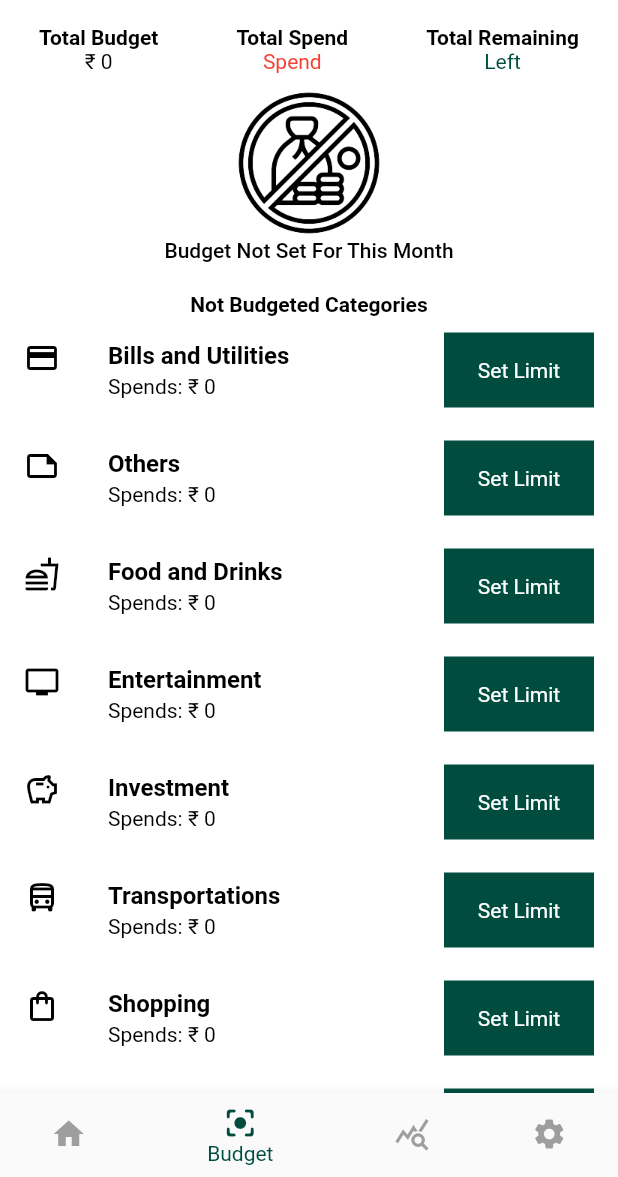
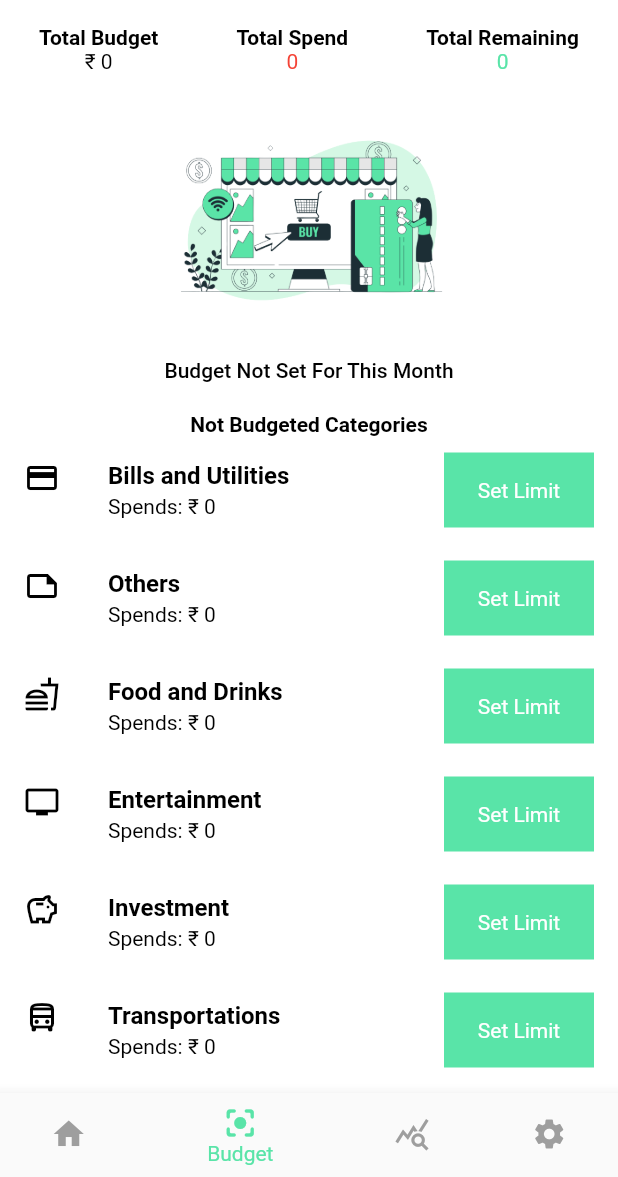
Before and after one commit to Shahabas008/Expense-Tracker, a Flutter app: the screen it shows after launch, item 2 of the bottom bar chosen, on a phone screen of 412 x 824 dp, the part 59-1236 px from its top. Run offline on Flutter 3.47's test engine with Material 2 defaults, Android fonts, the phone set to English and light mode, and no system bars; our stand-ins replace pie_chart.

Commit message:
ADDING-FEATURES

```diff
--- a/lib/UI/addBugdet/addBudgetprovider.dart
+++ b/lib/UI/addBugdet/addBudgetprovider.dart
@@ -107,21 +107,39 @@ class AddBudgetProvider extends ChangeNotifier {
         false, 4, 'Business', Colors.yellowAccent, Icons.euro_outlined),
   ];
 
-  //making the container change the color.
-  int selectedIndex = 0;
+  //INCOME SECTION
+  int incomeSelectedIndex = 0;
+  String incomeCategoryName = '';
+  IconData incomeIconOfCategory = Icons.abc;
+
+  void incomeSelectedContainerColorChange(int newIndex) {
+    incomeSelectedIndex = newIndex;
+    if (newIndex >= 0 && newIndex < incomeContainerList.length) {
+      for (int i = 0; i < incomeContainerList.length; i++) {
+        incomeContainerList[i].boolean = false;
+      }
+      incomeContainerList[newIndex].boolean = true;
+      incomeCategoryName = incomeContainerList[newIndex].text;
+      incomeIconOfCategory = incomeContainerList[newIndex].icon;
+      notifyListeners();
+    }
+  }
+
+//EXPENSE SECTION
+  int expenseSelectedIndex = 0;
   String expenseCategoryName = '';
-  String incomeCategoryName = '';
-  IconData iconOfCategory = Icons.abc;
+  IconData expenseIconOfCategory = Icons.abc;
 
-  void selectedContainerColorChange(int newIndex) {
-    selectedIndex = newIndex;
-    for (int i = 0; i < expenseContainerList.length; i++) {
-      expenseContainerList[i].boolean = false;
+  void expenseSelectedContainerColorChange(int newIndex) {
+    expenseSelectedIndex = newIndex;
+    if (newIndex >= 0 && newIndex < expenseContainerList.length) {
+      for (int i = 0; i < expenseContainerList.length; i++) {
+        expenseContainerList[i].boolean = false;
+      }
+      expenseContainerList[newIndex].boolean = true;
+      expenseCategoryName = expenseContainerList[newIndex].text;
+      expenseIconOfCategory = expenseContainerList[newIndex].icon;
+      notifyListeners();
     }
-    expenseContainerList[newIndex].boolean = true;
-    expenseCategoryName = expenseContainerList[newIndex].text;
-    incomeCategoryName = incomeContainerList[newIndex].text;
-    iconOfCategory =  incomeContainerList[newIndex].icon;
-    notifyListeners();
   }
 }
--- a/lib/UI/budget/budget_model.dart
+++ b/lib/UI/budget/budget_model.dart
@@ -2,8 +2,9 @@ import 'package:flutter/cupertino.dart';
 
 class BudgetModel {
   int setLimitvalue;
+  int spendAmount;
   String categories;
   bool isBudgeted;
   IconData icon;
-  BudgetModel(this.setLimitvalue, this.categories, this.isBudgeted, this.icon);
+  BudgetModel(this.setLimitvalue,this.spendAmount, this.categories, this.isBudgeted, this.icon);
 }
--- a/lib/UI/budget/budget_provider.dart
+++ b/lib/UI/budget/budget_provider.dart
@@ -1,9 +1,10 @@
+import 'dart:developer';
+
 import 'package:flutter/material.dart';
 import 'budget_model.dart';
 
 class BudgetProvider extends ChangeNotifier {
   //VARIABLES
-
   int totalBudget = 0;
   int totalSpend = 0;
   int totalRemaining = 0;
@@ -11,18 +12,18 @@ class BudgetProvider extends ChangeNotifier {
 
   List<BudgetModel> budgetedList = [];
   List<BudgetModel> nonBudgetedList = [
-    BudgetModel(0, "Bills and Utilities", false, Icons.payment_outlined),
-    BudgetModel(0, "Others", false, Icons.note_outlined),
-    BudgetModel(0, "Food and Drinks", false, Icons.fastfood_outlined),
-    BudgetModel(0, "Entertainment", false, Icons.tv),
-    BudgetModel(0, "Investment", false, Icons.savings_outlined),
-    BudgetModel(0, "Transportations", false, Icons.directions_bus_outlined),
-    BudgetModel(0, "Shopping", false, Icons.shopping_bag_outlined),
-    BudgetModel(0, "Medical", false, Icons.medical_services_outlined),
-    BudgetModel(0, "Education", false, Icons.school_outlined),
-    BudgetModel(0, "Gifts and Donations", false, Icons.card_giftcard_outlined),
-    BudgetModel(0, "Insurance", false, Icons.newspaper_outlined),
-    BudgetModel(0, "Taxes", false, Icons.money_off_csred_outlined),
+    BudgetModel(0,0, "Bills and Utilities", false, Icons.payment_outlined),
+    BudgetModel(0,0, "Others", false, Icons.note_outlined),
+    BudgetModel(0,0, "Food and Drinks", false, Icons.fastfood_outlined),
+    BudgetModel(0,0, "Entertainment", false, Icons.tv),
+    BudgetModel(0,0, "Investment", false, Icons.savings_outlined),
+    BudgetModel(0,0, "Transportations", false, Icons.directions_bus_outlined),
+    BudgetModel(0,0, "Shopping", false, Icons.shopping_bag_outlined),
+    BudgetModel(0,0, "Medical", false, Icons.medical_services_outlined),
+    BudgetModel(0,0, "Education", false, Icons.school_outlined),
+    BudgetModel(0,0, "Gifts and Donations", false, Icons.card_giftcard_outlined),
+    BudgetModel(0,0, "Insurance", false, Icons.newspaper_outlined),
+    BudgetModel(0,0, "Taxes", false, Icons.money_off_csred_outlined),
   ];
   List<BudgetModel> setLimit = [];
 
@@ -81,4 +82,22 @@ class BudgetProvider extends ChangeNotifier {
     totalBudget = budgetedList.fold(0, (sum, item) => sum + item.setLimitvalue);
     notifyListeners();
   }
+
+  //function for the total remaining and total spend
+  void totalRemSpend( String categoryName, {int? spendAmount, int? remAmount})  {
+    final int actualSpendAmount = spendAmount ?? 0;
+    final int actualRemAmount = remAmount ?? 0;
+    log(actualSpendAmount.toString(),name: "spendAmount");
+    log(actualRemAmount.toString(),name: "remaining amount");
+    log(categoryName);
+    totalSpend = totalSpend + actualSpendAmount ;
+    totalRemaining = totalBudget - totalSpend;
+    for(int i=0 ; i < budgetedList.length ; i++){
+      if(  categoryName == budgetedList[i].categories){
+        budgetedList[i].spendAmount =  budgetedList[i].spendAmount - actualSpendAmount;
+        budgetedList[i].setLimitvalue = budgetedList[i].spendAmount - actualSpendAmount;
+        log(budgetedList[i].spendAmount.toString(),name:"spend amount after adding current spend ammount");
+      }
+    }
+  }
 }
--- a/lib/UI/budget/budgetpage.dart
+++ b/lib/UI/budget/budgetpage.dart
@@ -50,9 +50,11 @@ class BudgetPage extends StatelessWidget {
                         style: TextStyle(
                             color: black, fontWeight: FontWeight.bold),
                       ),
-                      const Text(
-                        "Spend",
-                        style: TextStyle(color: Colors.red),
+                      Text(
+                        snapshot.budgetedList.isEmpty
+                            ? "0"
+                            : "\u{20B9} ${snapshot.totalSpend}",
+                        style: const TextStyle(color: Colors.red),
                       ), // display the Spend
                     ],
                   ),
@@ -64,7 +66,9 @@ class BudgetPage extends StatelessWidget {
                             color: black, fontWeight: FontWeight.bold),
                       ),
                       Text(
-                        "Left",
+                        snapshot.budgetedList.isEmpty
+                            ? "0"
+                            : "\u{20B9} ${snapshot.totalRemaining}",
                         style: TextStyle(color: teal),
                       ), // display the Left
                     ],
@@ -79,8 +83,8 @@ class BudgetPage extends StatelessWidget {
                       children: [
                         Image.asset(
                           "asset/notbudgeted.png",
-                          width: 100,
-                          height: 100,
+                          width: 180,
+                          height: 180,
                         ),
                         const Text(
                           "Budget Not Set For This Month",
--- a/lib/UI/home/model.dart
+++ b/lib/UI/home/model.dart
@@ -6,7 +6,8 @@ class ValueOfTextForm {
   String note;
   int selectedIndexHome;
   IconData categoryIcon;
+  Color bgColorOfContainer;
 
   ValueOfTextForm(this.amount, this.note, this.title, this.selectedIndexHome,
-      this.categoryIcon);
+      this.categoryIcon,this.bgColorOfContainer);
 }
--- a/lib/utils/colors.dart
+++ b/lib/utils/colors.dart
@@ -4,4 +4,4 @@ import 'package:flutter/material.dart';
 Color black = Colors.black;
 Color primary = Colors.grey.shade300;
 Color white = Colors.white;
-Color teal = Colors.teal.shade900;
+Color teal =const  Color(0xFF59e4a8);
--- a/lib/widget/listtilebudgetwidget.dart
+++ b/lib/widget/listtilebudgetwidget.dart
@@ -27,7 +27,7 @@ class _ListTileWidgetState extends State<ListTileWidget> {
         // Find the BudgetModel for the specific category
         BudgetModel? budgetModel = snapshot.setLimit.firstWhere(
           (model) => model.categories == widget.category,
-          orElse: () => BudgetModel(0, '', false, Icons.add),
+          orElse: () => BudgetModel(0, 0,'', false, Icons.add),
         );
         TextEditingController setLimitController = TextEditingController();
         TextEditingController updateValueController =
@@ -42,13 +42,13 @@ class _ListTileWidgetState extends State<ListTileWidget> {
             style: TextStyle(color: black, fontWeight: FontWeight.bold),
           ),
           subtitle: Text(
-            widget.isBudgeted == true
-                ? "Remaining: \u{20B9} ${budgetModel.setLimitvalue.toString()}"
+            widget.isBudgeted
+                ? "Remaining: \u{20B9} ${budgetModel.spendAmount.toString()}"
                 : "Spends: \u{20B9} 0",
             style: TextStyle(color: black),
           ),
-          trailing: widget.isBudgeted == true
-              ? GestureDetector(
+          trailing: widget.isBudgeted
+              ? InkWell(
                   onTap: () {
                     showDialog(
                       context: context,
@@ -149,7 +149,7 @@ class _ListTileWidgetState extends State<ListTileWidget> {
                     ),
                   ),
                 )
-              : GestureDetector(
+              : InkWell(
                   onTap: () {
                     showDialog(
                       context: context,
@@ -205,11 +205,18 @@ class _ListTileWidgetState extends State<ListTileWidget> {
                                   int.parse(
                                     setLimitController.text.trim(),
                                   ),
+                                  int.parse(
+                                    setLimitController.text.trim(),
+                                  ),
                                   widget.category,
                                   isBudgeted = true,
                                   widget.icon,
                                 );
                                 snapshot.settingLimit(access);
+                                snapshot.totalRemSpend(widget.category,
+                                    remAmount: int.parse(
+                                      setLimitController.text.trim(),
+                                    ));
                                 Navigator.pop(context);
                               },
                               child: Text(
--- a/pubspec.yaml
+++ b/pubspec.yaml
@@ -63,7 +63,7 @@ flutter:
   # To add assets to your application, add an assets section, like this:
   assets:
     - asset/notbudgeted.png
-    - asset/homepage.png
+    - asset/HOMEPAGE.png
    #  - images/a_dot_ham.jpeg
 
   # An image asset can refer to one or more resolution-specific "variants", see
```
Also changed, not shown: lib/UI/addBugdet/addbudget.dart (+52 -54 lines), lib/UI/home/homepage.dart (+10 -4 lines), asset/homepage.png, asset/notbudgeted.png.
